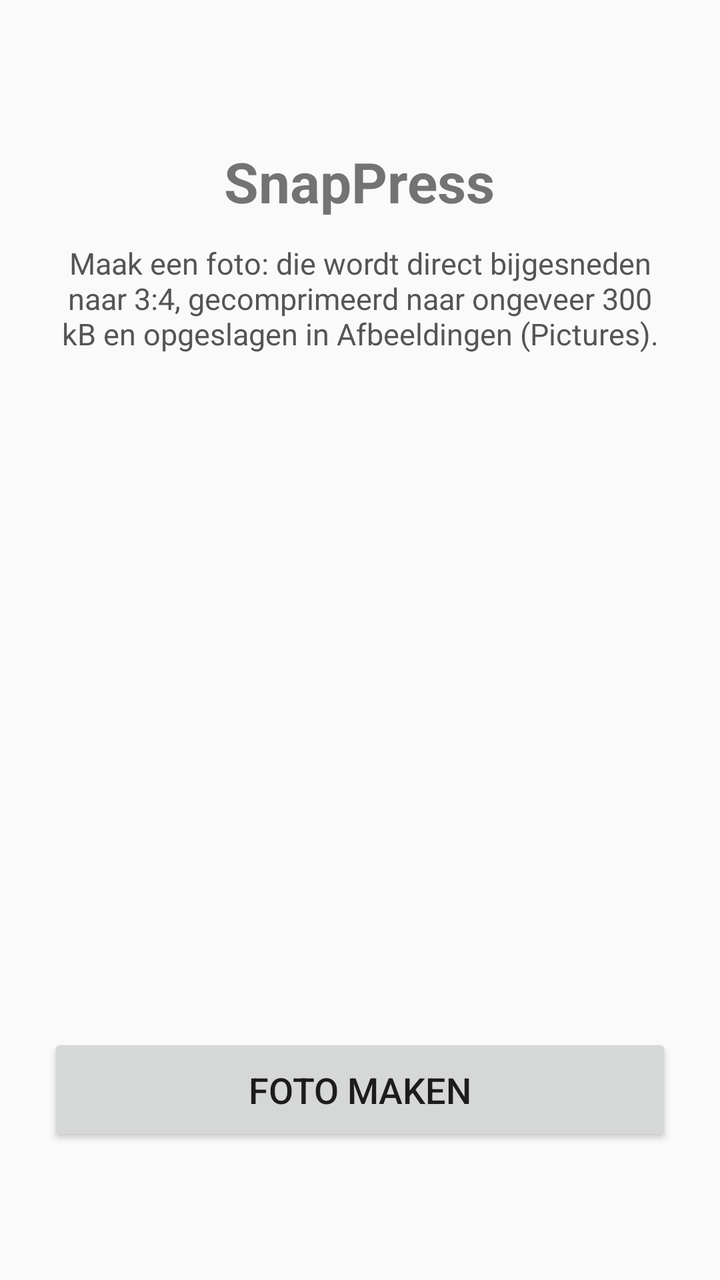
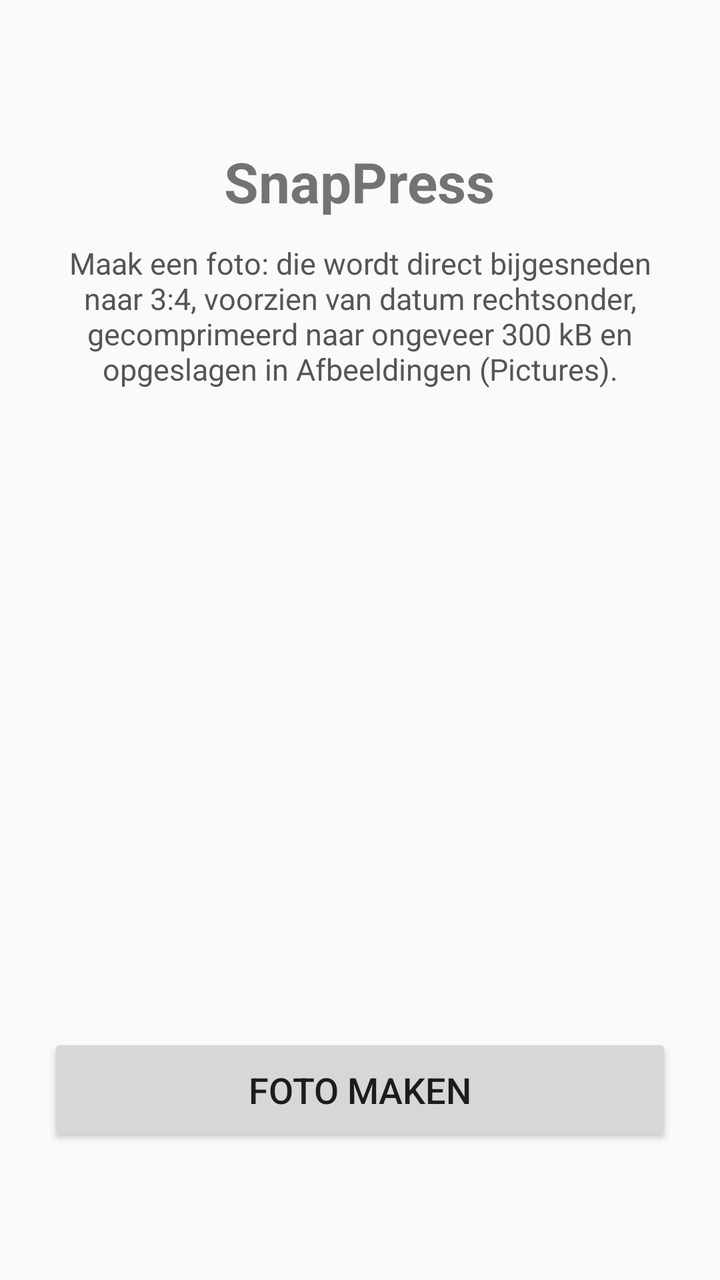

Screens rendered from an Android XML layout before and after an edit, with the pre-edit source and the edit as a unified diff.
<!-- AndroidManifest.xml: application theme android:Theme.Material.Light.NoActionBar -->
<!-- res/layout/activity_main.xml -->
<?xml version="1.0" encoding="utf-8"?>
<LinearLayout xmlns:android="http://schemas.android.com/apk/res/android"
    android:layout_width="match_parent"
    android:layout_height="match_parent"
    android:orientation="vertical"
    android:gravity="center_horizontal"
    android:padding="24dp">

    <TextView
        android:layout_width="wrap_content"
        android:layout_height="wrap_content"
        android:layout_marginTop="48dp"
        android:text="SnapPress"
        android:textSize="28sp"
        android:textStyle="bold" />

    <TextView
        android:layout_width="wrap_content"
        android:layout_height="wrap_content"
        android:layout_marginTop="12dp"
        android:gravity="center"
        android:text="Maak een foto: die wordt direct bijgesneden naar 3:4, gecomprimeerd naar ongeveer 300 kB en opgeslagen in Afbeeldingen (Pictures)."
        android:textSize="15sp"
        android:textColor="#555555" />

    <View
        android:layout_width="1dp"
        android:layout_height="0dp"
        android:layout_weight="1" />

    <Button
        android:id="@+id/btn_capture"
        android:layout_width="match_parent"
        android:layout_height="wrap_content"
        android:padding="16dp"
        android:text="Foto maken"
        android:textSize="18sp" />

    <TextView
        android:id="@+id/status"
        android:layout_width="match_parent"
        android:layout_height="wrap_content"
        android:layout_marginTop="16dp"
        android:layout_marginBottom="8dp"
        android:gravity="center"
        android:textSize="14sp"
        android:textColor="#333333" />

</LinearLayout>
<!-- resources referenced by this layout -->
<resources>

</resources>

<!-- the commit's change to res/layout/activity_main.xml (unified diff, before → after) -->
@@ -19,7 +19,7 @@
         android:layout_height="wrap_content"
         android:layout_marginTop="12dp"
         android:gravity="center"
-        android:text="Maak een foto: die wordt direct bijgesneden naar 3:4, gecomprimeerd naar ongeveer 300 kB en opgeslagen in Afbeeldingen (Pictures)."
+        android:text="Maak een foto: die wordt direct bijgesneden naar 3:4, voorzien van datum rechtsonder, gecomprimeerd naar ongeveer 300 kB en opgeslagen in Afbeeldingen (Pictures)."
         android:textSize="15sp"
         android:textColor="#555555" />
 
